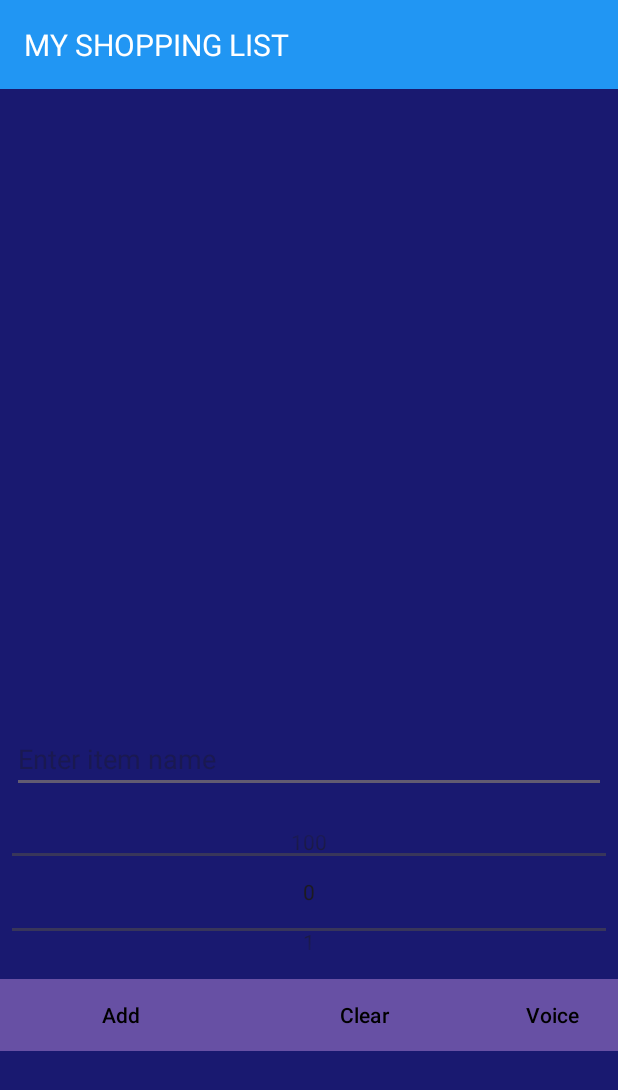
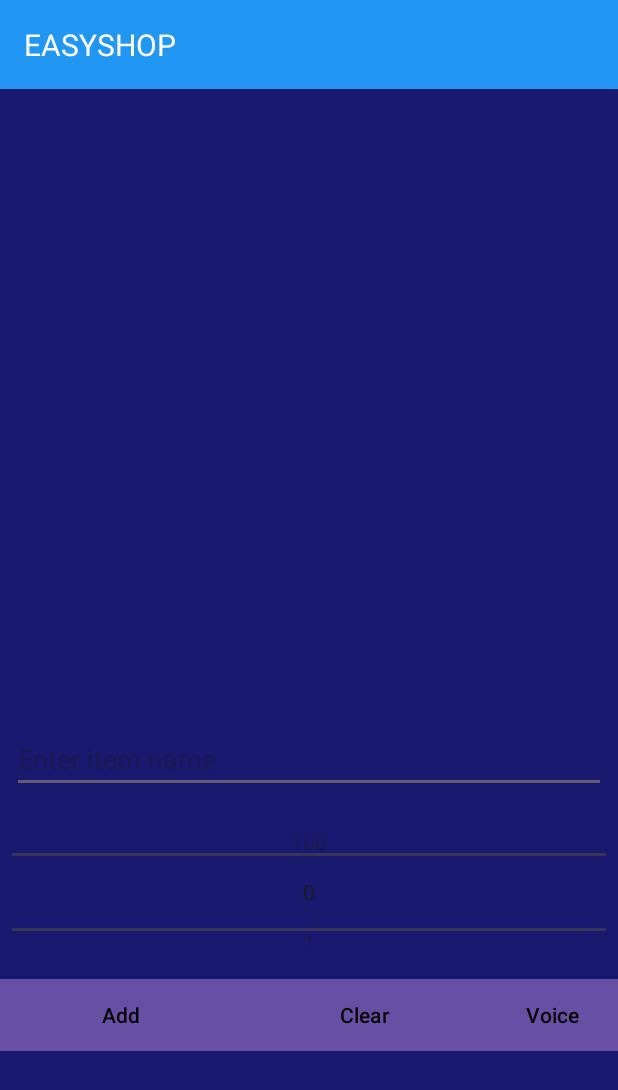
Before and after one commit to ElCe03/ShoppingList, an Android app: the screen it shows after launch (MainActivity), on a phone screen of 412 x 824 dp. Shown: the top 1090 px of the screen. Run offline under Robolectric (Android 15) with nearby library versions, the phone set to English and light mode, and no system bars.

Commit message:
Shopping list v4

```diff
--- a/app/src/main/AndroidManifest.xml
+++ b/app/src/main/AndroidManifest.xml
@@ -7,7 +7,7 @@
         android:dataExtractionRules="@xml/data_extraction_rules"
         android:fullBackupContent="@xml/backup_rules"
         android:icon="@mipmap/ic_launcher"
-        android:label="ShoppingList"
+        android:label="EasyShop"
         android:roundIcon="@mipmap/ic_launcher_round"
         android:supportsRtl="true"
         android:theme="@style/Theme.Esame"
--- a/app/src/main/java/com/uni/esame/MainActivity.kt
+++ b/app/src/main/java/com/uni/esame/MainActivity.kt
@@ -21,7 +21,7 @@ class MainActivity : AppCompatActivity() {
         super.onCreate(savedInstanceState)
         setContentView(R.layout.activity_main)
 
-        sharedPreferences = getSharedPreferences("MyShoppingList", MODE_PRIVATE)
+        sharedPreferences = getSharedPreferences("EasyShop", MODE_PRIVATE)
 
         val listView = findViewById<ListView>(R.id.List)
         val adapter = ItemAdapter(this, list)
--- a/app/src/main/res/layout/activity_main.xml
+++ b/app/src/main/res/layout/activity_main.xml
@@ -15,7 +15,7 @@
             android:layout_height="wrap_content"
             android:background="#2196F3"
             android:padding="16dp"
-            android:text="MY SHOPPING LIST"
+            android:text="EASYSHOP"
             android:textColor="#FFFFFF"
             android:textSize="20sp" />
 
```
